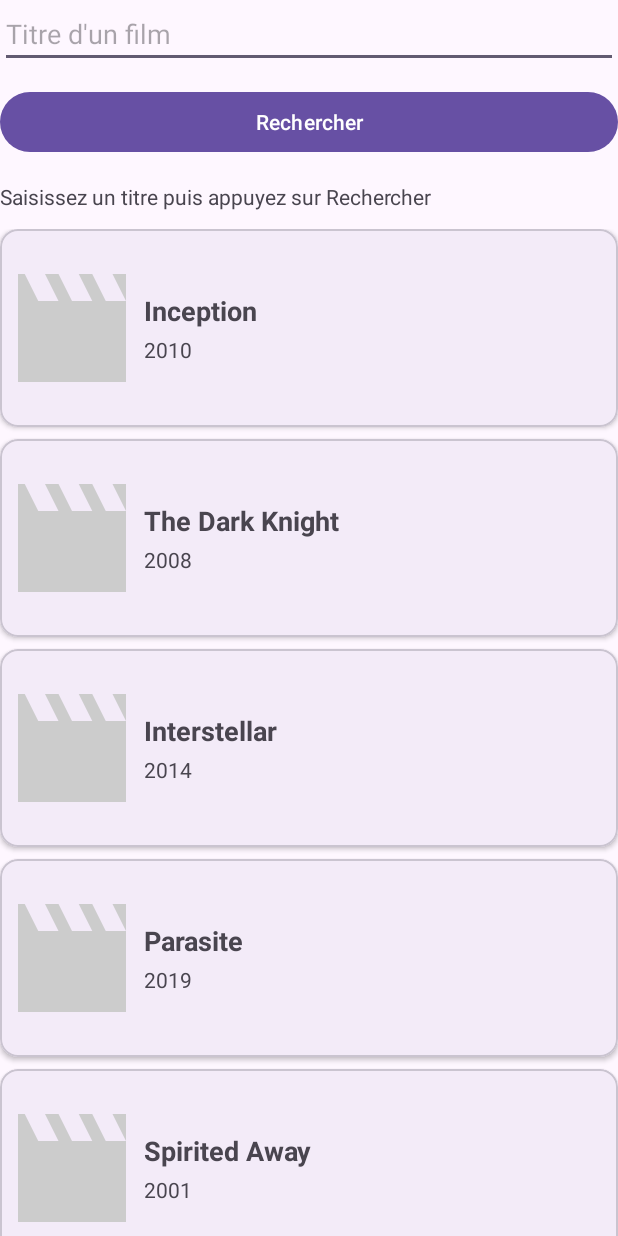
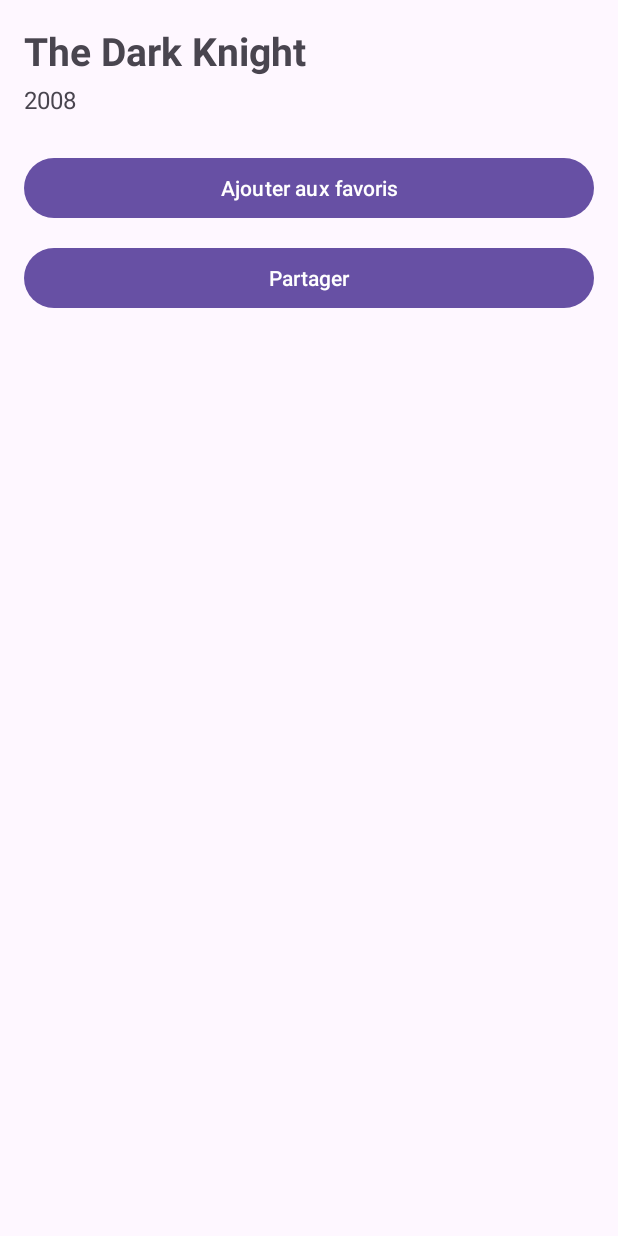
Before and after one commit to teneb3157/MovieFinder, an Android app: the screen it shows after launch (MainActivity before the commit, DetailActivity after it), after a tap on "The Dark Knight", on a phone screen of 412 x 824 dp. Run offline under Robolectric (Android 15) with nearby library versions, the phone set to English and light mode, and no system bars.

Commit message:
Séance 3 : favoris avec SharedPreferences et partage de film

```diff
--- /dev/null
+++ b/app/src/main/java/ml/univ/moviefinder/DetailActivity.java
@@ -0,0 +1,73 @@
+package ml.univ.moviefinder;
+
+import android.content.Intent;
+import android.os.Bundle;
+
+import androidx.activity.EdgeToEdge;
+import androidx.appcompat.app.AppCompatActivity;
+import androidx.core.graphics.Insets;
+import androidx.core.view.ViewCompat;
+import androidx.core.view.WindowInsetsCompat;
+
+import ml.univ.moviefinder.data.FavoritesStore;
+import ml.univ.moviefinder.databinding.ActivityDetailBinding;
+
+public class DetailActivity extends AppCompatActivity {
+
+    public static final String EXTRA_IMDB_ID = "extra_imdb_id";
+    public static final String EXTRA_TITLE = "extra_title";
+    public static final String EXTRA_YEAR = "extra_year";
+
+    private ActivityDetailBinding binding;
+    private String imdbId;
+    private String title;
+    private String year;
+    private FavoritesStore store;
+
+    @Override
+    protected void onCreate(Bundle savedInstanceState) {
+        super.onCreate(savedInstanceState);
+        EdgeToEdge.enable(this);
+        binding = ActivityDetailBinding.inflate(getLayoutInflater());
+        setContentView(binding.getRoot());
+
+        ViewCompat.setOnApplyWindowInsetsListener(binding.main, (v, insets) -> {
+            Insets bars = insets.getInsets(WindowInsetsCompat.Type.systemBars());
+            v.setPadding(bars.left, bars.top, bars.right, bars.bottom);
+            return insets;
+        });
+
+        imdbId = getIntent().getStringExtra(EXTRA_IMDB_ID);
+        title = getIntent().getStringExtra(EXTRA_TITLE);
+        year = getIntent().getStringExtra(EXTRA_YEAR);
+
+        binding.tvDetailTitle.setText(title);
+        binding.tvDetailYear.setText(year);
+
+        store = new FavoritesStore(this);
+        refreshFavoriteButton();
+        binding.btnFavorite.setOnClickListener(v -> {
+            store.toggle(imdbId);
+            refreshFavoriteButton();
+        });
+
+        binding.btnShare.setOnClickListener(v -> shareMovie());
+    }
+
+    private void refreshFavoriteButton() {
+        binding.btnFavorite.setText(store.isFavorite(imdbId)
+                ? R.string.btn_remove_favorite
+                : R.string.btn_add_favorite);
+    }
+
+    private void shareMovie() {
+        String shareText = (title != null ? title : "")
+                + (year != null && !year.isEmpty() ? " (" + year + ")" : "");
+        Intent sendIntent = new Intent(Intent.ACTION_SEND);
+        sendIntent.putExtra(Intent.EXTRA_TEXT, shareText);
+        sendIntent.setType("text/plain");
+
+        Intent shareIntent = Intent.createChooser(sendIntent, getString(R.string.btn_share));
+        startActivity(shareIntent);
+    }
+}
--- a/app/src/main/java/ml/univ/moviefinder/MainActivity.java
+++ b/app/src/main/java/ml/univ/moviefinder/MainActivity.java
@@ -1,6 +1,11 @@
 package ml.univ.moviefinder;
 
+import android.content.Intent;
 import android.os.Bundle;
+import android.util.Log;
+import android.view.Menu;
+import android.view.MenuItem;
+import android.view.View;
 import android.widget.Toast;
 
 import androidx.activity.EdgeToEdge;
@@ -8,19 +13,21 @@ import androidx.appcompat.app.AppCompatActivity;
 import androidx.core.graphics.Insets;
 import androidx.core.view.ViewCompat;
 import androidx.core.view.WindowInsetsCompat;
+import androidx.lifecycle.ViewModelProvider;
 import androidx.recyclerview.widget.GridLayoutManager;
 
-import java.util.ArrayList;
-import java.util.List;
+import java.util.Collections;
 
 import ml.univ.moviefinder.adapter.MovieAdapter;
 import ml.univ.moviefinder.databinding.ActivityMainBinding;
-import ml.univ.moviefinder.model.FakeData;
-import ml.univ.moviefinder.model.Movie;
+import ml.univ.moviefinder.viewmodel.MoviesViewModel;
 
 public class MainActivity extends AppCompatActivity {
 
+    private static final String TAG = "MovieFinder";
+
     private ActivityMainBinding binding;
+    private MoviesViewModel viewModel;
     private MovieAdapter adapter;
 
     @Override
@@ -30,34 +37,77 @@ public class MainActivity extends AppCompatActivity {
         binding = ActivityMainBinding.inflate(getLayoutInflater());
         setContentView(binding.getRoot());
 
-        ViewCompat.setOnApplyWindowInsetsListener(binding.getRoot(), (v, insets) -> {
+        ViewCompat.setOnApplyWindowInsetsListener(binding.main, (v, insets) -> {
             Insets bars = insets.getInsets(WindowInsetsCompat.Type.systemBars());
             v.setPadding(bars.left, bars.top, bars.right, bars.bottom);
             return insets;
         });
 
-        adapter = new MovieAdapter(movie ->
-                Toast.makeText(this, movie.getTitle(), Toast.LENGTH_SHORT).show());
+        viewModel = new ViewModelProvider(this).get(MoviesViewModel.class);
 
-        int spanCount = getResources().getInteger(R.integer.span_count);
-        binding.rvMovies.setLayoutManager(new GridLayoutManager(this, spanCount));
+        adapter = new MovieAdapter(movie -> {
+            Intent intent = new Intent(this, DetailActivity.class);
+            intent.putExtra(DetailActivity.EXTRA_IMDB_ID, movie.getImdbId());
+            intent.putExtra(DetailActivity.EXTRA_TITLE, movie.getTitle());
+            intent.putExtra(DetailActivity.EXTRA_YEAR, movie.getYear());
+            startActivity(intent);
+        });
+
+        binding.rvMovies.setLayoutManager(new GridLayoutManager(this, 2));
         binding.rvMovies.setAdapter(adapter);
-        adapter.setMovies(FakeData.movies());
 
-        binding.btnSearch.setOnClickListener(v -> onSearchClicked());
+        binding.btnSearch.setOnClickListener(v -> {
+            String query = binding.etQuery.getText() != null
+                    ? binding.etQuery.getText().toString().trim()
+                    : "";
+            if (query.isEmpty()) {
+                Toast.makeText(this, R.string.msg_empty, Toast.LENGTH_SHORT).show();
+                return;
+            }
+            viewModel.search(query);
+        });
+
+        viewModel.getMovies().observe(this, movies -> {
+            if (movies == null || movies.isEmpty()) {
+                adapter.setMovies(Collections.emptyList());
+                binding.rvMovies.setVisibility(View.GONE);
+            } else {
+                adapter.setMovies(movies);
+                binding.rvMovies.setVisibility(View.VISIBLE);
+            }
+        });
     }
 
-    private void onSearchClicked() {
-        String query = binding.etQuery.getText().toString().trim();
-        List<Movie> result = new ArrayList<>();
-        for (Movie m : FakeData.movies()) {
-            if (m.getTitle().toLowerCase().contains(query.toLowerCase())) {
-                result.add(m);
-            }
+    @Override
+    public boolean onCreateOptionsMenu(Menu menu) {
+        getMenuInflater().inflate(R.menu.menu_main, menu);
+        return true;
+    }
+
+    @Override
+    public boolean onOptionsItemSelected(MenuItem item) {
+        if (item.getItemId() == R.id.action_favorites) {
+            startActivity(new Intent(this, FavoritesActivity.class));
+            return true;
         }
-        adapter.setMovies(result);
-        binding.tvMessage.setText(result.isEmpty()
-                ? getString(R.string.msg_no_result)
-                : getString(R.string.msg_welcome));
+        return super.onOptionsItemSelected(item);
+    }
+
+    @Override
+    protected void onPause() {
+        super.onPause();
+        Log.d(TAG, "onPause");
+    }
+
+    @Override
+    protected void onStop() {
+        super.onStop();
+        Log.d(TAG, "onStop");
+    }
+
+    @Override
+    protected void onDestroy() {
+        super.onDestroy();
+        Log.d(TAG, "onDestroy");
     }
 }
--- /dev/null
+++ b/app/src/main/java/ml/univ/moviefinder/data/FavoritesStore.java
@@ -0,0 +1,37 @@
+package ml.univ.moviefinder.data;
+
+import android.content.Context;
+import android.content.SharedPreferences;
+
+import java.util.HashSet;
+import java.util.Set;
+
+public class FavoritesStore {
+    private static final String PREFS = "moviefinder_prefs";
+    private static final String KEY = "favorites";
+    private final SharedPreferences prefs;
+
+    public FavoritesStore(Context context) {
+        prefs = context.getApplicationContext()
+                .getSharedPreferences(PREFS, Context.MODE_PRIVATE);
+    }
+
+    public Set<String> getAll() {
+        return new HashSet<>(prefs.getStringSet(KEY, new HashSet<>()));
+    }
+
+    public boolean isFavorite(String imdbId) {
+        return imdbId != null && getAll().contains(imdbId);
+    }
+
+    public void toggle(String imdbId) {
+        if (imdbId == null || imdbId.isEmpty()) {
+            return;
+        }
+        Set<String> set = getAll();
+        if (!set.remove(imdbId)) {
+            set.add(imdbId);
+        }
+        prefs.edit().putStringSet(KEY, set).apply();
+    }
+}
--- /dev/null
+++ b/app/src/main/java/ml/univ/moviefinder/viewmodel/MoviesViewModel.java
@@ -0,0 +1,32 @@
+package ml.univ.moviefinder.viewmodel;
+
+import androidx.lifecycle.LiveData;
+import androidx.lifecycle.MutableLiveData;
+import androidx.lifecycle.ViewModel;
+
+import java.util.ArrayList;
+import java.util.List;
+
+import ml.univ.moviefinder.model.FakeData;
+import ml.univ.moviefinder.model.Movie;
+
+public class MoviesViewModel extends ViewModel {
+
+    private final MutableLiveData<List<Movie>> movies =
+            new MutableLiveData<>(FakeData.movies());
+
+    public LiveData<List<Movie>> getMovies() {
+        return movies;
+    }
+
+    public void search(String query) {
+        String q = query.toLowerCase();
+        List<Movie> result = new ArrayList<>();
+        for (Movie m : FakeData.movies()) {
+            if (m.getTitle().toLowerCase().contains(q)) {
+                result.add(m);
+            }
+        }
+        movies.setValue(result);
+    }
+}
--- /dev/null
+++ b/app/src/main/res/layout/activity_detail.xml
@@ -0,0 +1,43 @@
+<?xml version="1.0" encoding="utf-8"?>
+<LinearLayout xmlns:android="http://schemas.android.com/apk/res/android"
+    android:id="@+id/main"
+    android:layout_width="match_parent"
+    android:layout_height="match_parent"
+    android:orientation="vertical">
+
+    <LinearLayout
+        android:layout_width="match_parent"
+        android:layout_height="match_parent"
+        android:orientation="vertical"
+        android:padding="16dp">
+
+        <TextView
+            android:id="@+id/tvDetailTitle"
+            android:layout_width="match_parent"
+            android:layout_height="wrap_content"
+            android:textSize="26sp"
+            android:textStyle="bold" />
+
+        <TextView
+            android:id="@+id/tvDetailYear"
+            android:layout_width="match_parent"
+            android:layout_height="wrap_content"
+            android:layout_marginTop="4dp"
+            android:textSize="16sp" />
+
+        <Button
+            android:id="@+id/btnFavorite"
+            android:layout_width="match_parent"
+            android:layout_height="wrap_content"
+            android:layout_marginTop="24dp" />
+
+        <Button
+            android:id="@+id/btnShare"
+            android:layout_width="match_parent"
+            android:layout_height="wrap_content"
+            android:layout_marginTop="12dp"
+            android:text="@string/btn_share" />
+
+    </LinearLayout>
+
+</LinearLayout>
--- /dev/null
+++ b/app/src/main/res/menu/menu_main.xml
@@ -0,0 +1,11 @@
+<?xml version="1.0" encoding="utf-8"?>
+<menu xmlns:android="http://schemas.android.com/apk/res/android"
+    xmlns:app="http://schemas.android.com/apk/res-auto">
+
+    <item
+        android:id="@+id/action_favorites"
+        android:icon="@android:drawable/btn_star_big_on"
+        android:title="@string/action_favorites"
+        app:showAsAction="ifRoom" />
+
+</menu>
--- a/app/src/main/res/values/strings.xml
+++ b/app/src/main/res/values/strings.xml
@@ -8,4 +8,9 @@
     <string name="msg_searching">Recherche de \u00ab %1$s \u00bb...</string>
     <string name="cd_poster">Affiche du film</string>
     <string name="msg_no_result">Aucun film trouvé</string>
+    <string name="action_favorites">Favoris</string>
+    <string name="btn_add_favorite">Ajouter aux favoris</string>
+    <string name="btn_remove_favorite">Retirer des favoris</string>
+    <string name="msg_no_favorites">Aucun favori</string>
+    <string name="btn_share">Partager</string>
 </resources>
```
Also changed, not shown: app/build.gradle.kts (+24 -18 lines), app/src/main/AndroidManifest.xml (+8 -0 lines), app/src/main/java/ml/univ/moviefinder/FavoritesActivity.java (added, +76 -0 lines), app/src/main/res/layout/activity_favorites.xml (added, +25 -0 lines), app/src/main/res/layout/activity_main.xml (+26 -4 lines), 2 other files.
